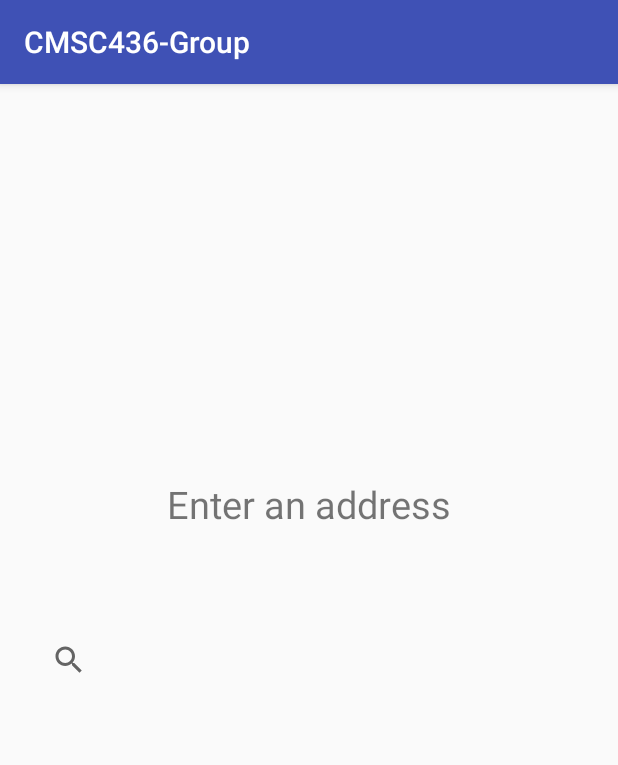
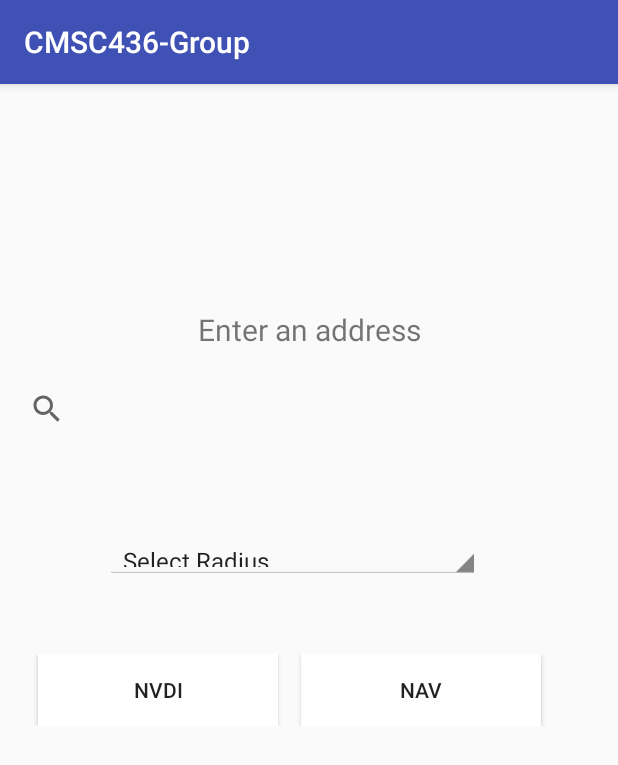
Before and after one commit to rchapinridgely/Cmsc436-Project, an Android app: the screen it shows after launch (InitSearchActivity), on a phone screen of 412 x 824 dp. Shown: the top 765 px of the screen. Run offline under Robolectric (Android 15) with nearby library versions, the phone set to English and light mode, and no system bars; 2 statements that could not run were skipped.

Commit message:
Skeleton of three pages based on check point #1
This commit is just based on the checkpoint #1. We can always change and it need to be changed or fixed

```diff
--- a/app/src/main/java/cmsc436/cmsc436_group/InitSearchActivity.java
+++ b/app/src/main/java/cmsc436/cmsc436_group/InitSearchActivity.java
@@ -1,7 +1,11 @@
 package cmsc436.cmsc436_group;
 
+import android.content.Intent;
 import android.support.v7.app.AppCompatActivity;
 import android.os.Bundle;
+import android.view.View;
+
+import android.widget.Button;
 
 public class InitSearchActivity extends AppCompatActivity {
 
@@ -9,5 +13,23 @@ public class InitSearchActivity extends AppCompatActivity {
     protected void onCreate(Bundle savedInstanceState) {
         super.onCreate(savedInstanceState);
         setContentView(R.layout.activity_init_search);
+
+        Button NVDIButton = findViewById(R.id.NVDI);
+        NVDIButton.setOnClickListener(new View.OnClickListener() {
+            @Override
+            public void onClick(View view) {
+//                Intent submitIntent = new Intent(this, SummaryActivity.class);
+                startActivity(new Intent(InitSearchActivity.this, MapScreen.class));
+            }
+        });
+
+        Button NAVButton = findViewById(R.id.NAV);
+        NAVButton.setOnClickListener(new View.OnClickListener() {
+            @Override
+            public void onClick(View view) {
+//                Intent submitIntent = new Intent(this, SummaryActivity.class);
+                startActivity(new Intent(InitSearchActivity.this, ImageScreen.class));
+            }
+        });
     }
 }
--- a/app/src/main/res/layout/activity_init_search.xml
+++ b/app/src/main/res/layout/activity_init_search.xml
@@ -6,11 +6,26 @@
     android:layout_height="match_parent"
     tools:context="cmsc436.cmsc436_group.InitSearchActivity">
 
+
+    <LinearLayout
+        android:layout_width="match_parent"
+        android:layout_height="match_parent"
+        android:orientation="vertical">
+
+        <LinearLayout
+            android:layout_width="match_parent"
+            android:layout_height="300dp"
+            android:orientation="vertical">
+
             <TextView
-        android:layout_width="wrap_content"
+                android:layout_width="match_parent"
                 android:layout_height="wrap_content"
+                android:layout_marginTop="150dp"
+                android:gravity="center"
+
+
                 android:text="Enter an address"
-        android:textSize="25dp"
+                android:textSize="20dp"
                 app:layout_constraintBottom_toBottomOf="@id/main_search"
                 app:layout_constraintLeft_toLeftOf="parent"
                 app:layout_constraintRight_toRightOf="parent"
@@ -21,9 +36,69 @@
                 android:id="@+id/main_search"
                 android:layout_width="368dp"
                 android:layout_height="wrap_content"
+                android:layout_marginTop="15dp"
+                android:layout_marginLeft="7dp"
+
                 app:layout_constraintBottom_toBottomOf="parent"
                 app:layout_constraintLeft_toLeftOf="parent"
                 app:layout_constraintRight_toRightOf="parent"
                 app:layout_constraintTop_toTopOf="parent" />
+        </LinearLayout>
 
+
+        <LinearLayout
+            android:layout_width="match_parent"
+            android:layout_height="match_parent"
+            android:orientation="vertical">
+
+            <LinearLayout
+                android:layout_width="match_parent"
+                android:layout_height="30dp"
+                android:orientation="vertical">
+
+                <android.support.v7.widget.AppCompatSpinner
+                    android:id="@+id/dropdown"
+
+                    style="@android:style/Widget.Holo.Light.Spinner"
+                    android:layout_width="250dp"
+                    android:layout_marginLeft="70dp"
+
+                    android:layout_height="wrap_content"
+                    android:layout_toRightOf="@+id/action_setting"
+                    android:entries="@array/radiusList">
+
+
+                </android.support.v7.widget.AppCompatSpinner>
+            </LinearLayout>
+
+            <LinearLayout
+                android:layout_width="match_parent"
+                android:layout_marginTop="50dp"
+
+                android:layout_height="wrap_content"
+                android:layout_weight="0"
+                android:orientation="horizontal">
+
+                <Button
+                    android:id="@+id/NDVI"
+                    android:layout_width="160dp"
+                    android:layout_height="match_parent"
+                    android:layout_marginLeft="25dp"
+                    android:layout_marginRight="15dp"
+                    android:background="#ffffff"
+
+                    android:text="NVDI" />
+
+                <Button
+                    android:id="@+id/NAV"
+                    android:layout_width="160dp"
+                    android:layout_height="wrap_content"
+                    android:background="#ffffff"
+
+                    android:text="NAV" />
+
+            </LinearLayout>
+
+        </LinearLayout>
+    </LinearLayout>
 </android.support.constraint.ConstraintLayout>
--- a/app/src/main/res/values/strings.xml
+++ b/app/src/main/res/values/strings.xml
@@ -1,3 +1,14 @@
 <resources>
     <string name="app_name">CMSC436-Group</string>
+
+    <string-array name="radiusList">
+        <item>Select Radius</item>
+        <item>10 miles</item>
+        <item>20 miles</item>
+        <item>50 miles</item>
+        <item>100 miles</item>
+        <item>1000 miles</item>
+
+    </string-array>
+
 </resources>
```
Also changed, not shown: app/src/main/java/cmsc436/cmsc436_group/ImageScreen.java (added, +34 -0 lines), app/src/main/java/cmsc436/cmsc436_group/MapScreen.java (added, +35 -0 lines), app/src/main/res/layout/image_screen.xml (added, +70 -0 lines), app/src/main/res/layout/map_screen.xml (added, +76 -0 lines). Lines whose indentation alone changed are shown as unchanged.
